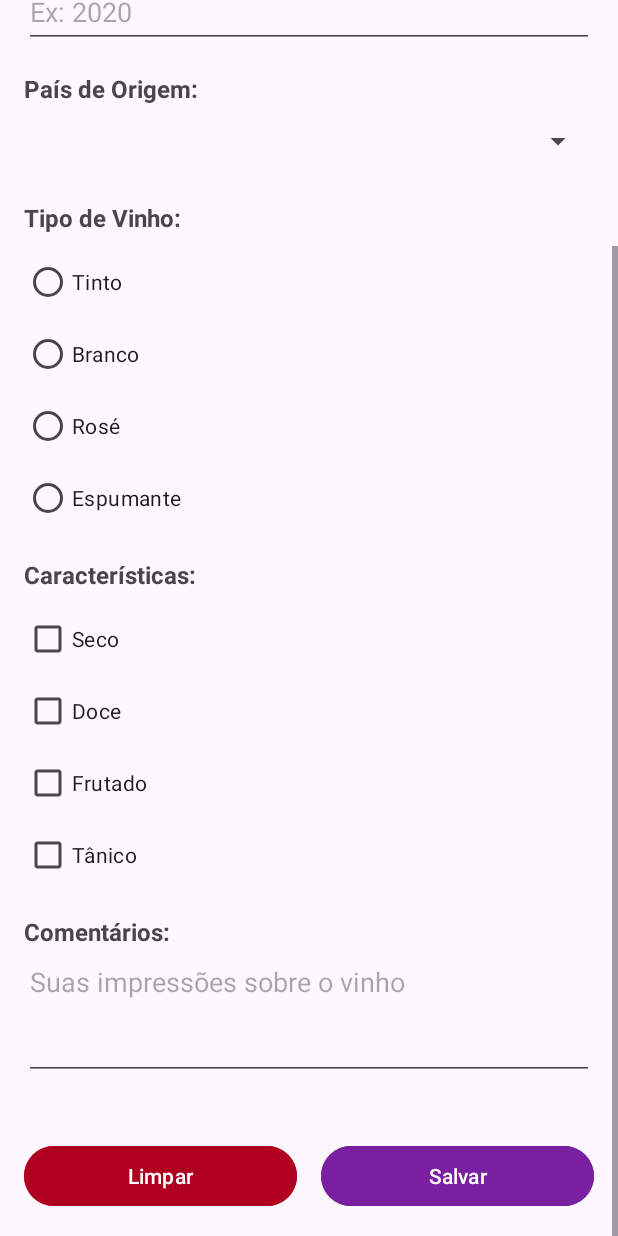
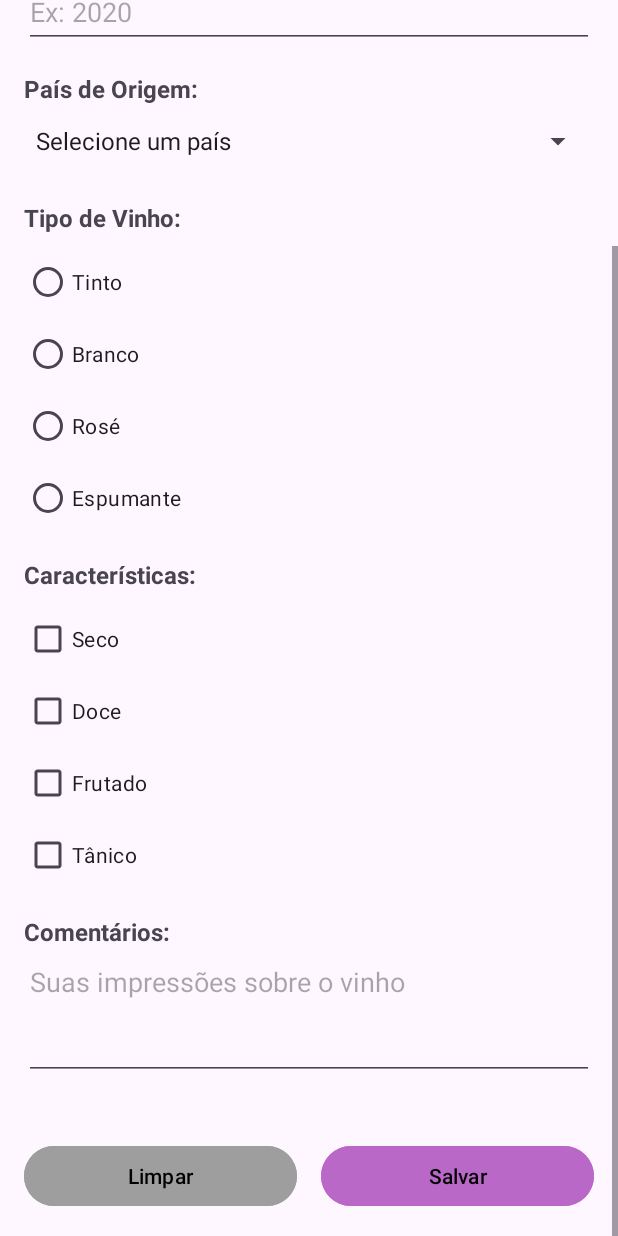
Before and after one commit to heliobrandao/java-android-utfpr-project, an Android app: the layout activity_main.xml on its own in the app's theme, with its tools: preview values and no code run, scrolled down 204 dp, on a phone screen of 412 x 824 dp. Run offline under Robolectric (Android 15) with nearby library versions, the phone set to English and light mode, and no system bars.

Commit message:
criacao arrays.xml

```diff
--- a/app/src/main/res/layout/activity_main.xml
+++ b/app/src/main/res/layout/activity_main.xml
@@ -1,6 +1,5 @@
 <?xml version="1.0" encoding="utf-8"?>
 <ScrollView xmlns:android="http://schemas.android.com/apk/res/android"
-    xmlns:app="http://schemas.android.com/apk/res-auto"
     xmlns:tools="http://schemas.android.com/tools"
     android:id="@+id/scrollView"
     android:layout_width="match_parent"
@@ -18,35 +17,39 @@
         <TextView
             android:layout_width="match_parent"
             android:layout_height="wrap_content"
-            android:text="Cadastro de Vinho"
+            android:layout_marginBottom="24dp"
+            android:text="@string/cadastro_vinho"
+            android:textAlignment="center"
+            android:textColor="@color/purple_700"
             android:textSize="24sp"
-            android:textStyle="bold"
-            android:textAlignment="center"
-            android:layout_marginBottom="24dp"
-            android:textColor="@color/purple_700" />
+            android:textStyle="bold" />
 
         <!-- Nome do Vinho -->
         <TextView
             android:layout_width="match_parent"
             android:layout_height="wrap_content"
-            android:text="Nome do Vinho:"
+            android:layout_marginTop="8dp"
+            android:labelFor="@id/editTextNomeVinho"
+            android:text="@string/nome_do_vinho"
             android:textSize="16sp"
-            android:textStyle="bold"
-            android:layout_marginTop="8dp" />
+            android:textStyle="bold" />
 
         <EditText
             android:id="@+id/editTextNomeVinho"
             android:layout_width="match_parent"
             android:layout_height="48dp"
             android:layout_marginBottom="16dp"
-            android:hint="Digite o nome do vinho"
-            android:inputType="text" />
+            android:hint="@string/digite_o_nome_do_vinho"
+            android:inputType="text"
+            android:autofillHints="@string/digite_o_nome_do_vinho"
+            android:importantForAutofill="yes" />
 
         <!-- Safra -->
         <TextView
             android:layout_width="match_parent"
             android:layout_height="wrap_content"
-            android:text="Safra:"
+            android:labelFor="@id/editTextSafra"
+            android:text="@string/safra_lb"
             android:textSize="16sp"
             android:textStyle="bold" />
 
@@ -55,14 +58,17 @@
             android:layout_width="match_parent"
             android:layout_height="48dp"
             android:layout_marginBottom="16dp"
-            android:hint="Ex: 2020"
-            android:inputType="number" />
+            android:hint="@string/hint_safra"
+            android:inputType="number"
+            android:autofillHints="@string/hint_safra"
+            android:importantForAutofill="yes" />
 
         <!-- País de Origem -->
         <TextView
             android:layout_width="match_parent"
             android:layout_height="wrap_content"
-            android:text="País de Origem:"
+            android:labelFor="@id/spinnerPais"
+            android:text="@string/pais_de_origem"
             android:textSize="16sp"
             android:textStyle="bold" />
 
@@ -71,16 +77,18 @@
             android:layout_width="match_parent"
             android:layout_height="48dp"
             android:layout_marginBottom="16dp"
+            android:entries="@array/paises_origem"
             android:spinnerMode="dialog" />
 
         <!-- Tipo de Vinho -->
         <TextView
             android:layout_width="match_parent"
             android:layout_height="wrap_content"
-            android:text="Tipo de Vinho:"
+            android:layout_marginBottom="8dp"
+            android:labelFor="@id/radioGroupTipo"
+            android:text="@string/tipo_de_vinho"
             android:textSize="16sp"
-            android:textStyle="bold"
-            android:layout_marginBottom="8dp" />
+            android:textStyle="bold" />
 
         <RadioGroup
             android:id="@+id/radioGroupTipo"
@@ -92,25 +100,25 @@
                 android:id="@+id/radioTinto"
                 android:layout_width="match_parent"
                 android:layout_height="wrap_content"
-                android:text="Tinto" />
+                android:text="@string/tipo_tinto" />
 
             <RadioButton
                 android:id="@+id/radioBranco"
                 android:layout_width="match_parent"
                 android:layout_height="wrap_content"
-                android:text="Branco" />
+                android:text="@string/tipo_branco" />
 
             <RadioButton
                 android:id="@+id/radioRose"
                 android:layout_width="match_parent"
                 android:layout_height="wrap_content"
-                android:text="Rosé" />
+                android:text="@string/tipo_rose" />
 
             <RadioButton
                 android:id="@+id/radioEspumante"
                 android:layout_width="match_parent"
                 android:layout_height="wrap_content"
-                android:text="Espumante" />
+                android:text="@string/tipo_espumante" />
 
         </RadioGroup>
 
@@ -118,41 +126,41 @@
         <TextView
             android:layout_width="match_parent"
             android:layout_height="wrap_content"
-            android:text="Características:"
+            android:layout_marginBottom="8dp"
+            android:text="@string/caracteristicas_lb"
             android:textSize="16sp"
-            android:textStyle="bold"
-            android:layout_marginBottom="8dp" />
+            android:textStyle="bold" />
 
         <CheckBox
             android:id="@+id/checkBoxSeco"
             android:layout_width="match_parent"
             android:layout_height="wrap_content"
-            android:text="Seco" />
+            android:text="@string/caracteristica_seco" />
 
         <CheckBox
             android:id="@+id/checkBoxDoce"
             android:layout_width="match_parent"
             android:layout_height="wrap_content"
-            android:text="Doce" />
+            android:text="@string/caracteristica_doce" />
 
         <CheckBox
             android:id="@+id/checkBoxFrutado"
             android:layout_width="match_parent"
             android:layout_height="wrap_content"
-            android:text="Frutado" />
+            android:text="@string/caracteristica_frutado" />
 
         <CheckBox
             android:id="@+id/checkBoxTanico"
             android:layout_width="match_parent"
             android:layout_height="wrap_content"
-            android:text="Tânico"
+            android:text="@string/caracteristica_tanico"
             android:layout_marginBottom="16dp" />
 
         <!-- Comentários -->
         <TextView
             android:layout_width="match_parent"
             android:layout_height="wrap_content"
-            android:text="Comentários:"
+            android:text="@string/comentarios_lb"
             android:textSize="16sp"
             android:textStyle="bold" />
 
@@ -160,11 +168,13 @@
             android:id="@+id/editTextComentarios"
             android:layout_width="match_parent"
             android:layout_height="wrap_content"
-            android:hint="Suas impressões sobre o vinho"
+            android:hint="@string/hint_comentarios"
             android:inputType="textMultiLine"
             android:lines="3"
             android:gravity="top"
-            android:layout_marginBottom="24dp" />
+            android:layout_marginBottom="24dp"
+            android:autofillHints="@string/hint_comentarios"
+            android:importantForAutofill="yes" />
 
         <!-- Botões -->
         <LinearLayout
@@ -179,18 +189,20 @@
                 android:layout_width="0dp"
                 android:layout_height="wrap_content"
                 android:layout_weight="1"
-                android:text="Limpar"
+                android:text="@string/botao_limpar"
                 android:layout_marginEnd="8dp"
-                android:backgroundTint="@color/design_default_color_error" />
+                android:backgroundTint="@color/button_gray"
+                android:textColor="@android:color/black" />
 
             <Button
                 android:id="@+id/buttonSalvar"
                 android:layout_width="0dp"
                 android:layout_height="wrap_content"
                 android:layout_weight="1"
-                android:text="Salvar"
+                android:text="@string/botao_salvar"
                 android:layout_marginStart="8dp"
-                android:backgroundTint="@color/purple_700" />
+                android:backgroundTint="@color/button_purple_light"
+                android:textColor="@android:color/black" />
 
         </LinearLayout>
 
--- /dev/null
+++ b/app/src/main/res/values/arrays.xml
@@ -0,0 +1,16 @@
+<?xml version="1.0" encoding="utf-8"?>
+<resources>
+    <string-array name="paises_origem">
+        <item>@string/selecione_pais</item>
+        <item>@string/pais_brasil</item>
+        <item>@string/pais_franca</item>
+        <item>@string/pais_italia</item>
+        <item>@string/pais_espanha</item>
+        <item>@string/pais_portugal</item>
+        <item>@string/pais_argentina</item>
+        <item>@string/pais_chile</item>
+        <item>@string/pais_estados_unidos</item>
+        <item>@string/pais_alemanha</item>
+        <item>@string/pais_australia</item>
+    </string-array>
+</resources>
--- a/app/src/main/res/values/colors.xml
+++ b/app/src/main/res/values/colors.xml
@@ -5,4 +5,8 @@
     <color name="purple_700">#FF7B1FA2</color>
     <color name="wine_red">#FF8B0000</color>
     <color name="wine_gold">#FFD4AF37</color>
+
+    <!-- Cores personalizadas para os botões -->
+    <color name="button_gray">#FF9E9E9E</color>
+    <color name="button_purple_light">#FFBA68C8</color>
 </resources>
--- a/app/src/main/res/values/strings.xml
+++ b/app/src/main/res/values/strings.xml
@@ -26,4 +26,29 @@
     <string name="erro_pais_nao_selecionado">Por favor, selecione um país!</string>
     <string name="erro_tipo_nao_selecionado">Por favor, selecione o tipo de vinho!</string>
     <string name="selecione_pais">Selecione um país</string>
+    <string name="cadastro_vinho">Cadastro de Vinho</string>
+    <string name="nome_do_vinho">Nome do Vinho:</string>
+    <string name="safra_lb">Safra:</string>
+    <string name="pais_de_origem">País de Origem:</string>
+    <string name="tipo_de_vinho">Tipo de Vinho:</string>
+    <string name="caracteristicas_lb">Características:</string>
+    <string name="comentarios_lb">Comentários:</string>
+    <string name="digite_o_nome_do_vinho">Digite o nome do vinho</string>
+    <string name="pais_brasil">Brasil</string>
+    <string name="pais_franca">França</string>
+    <string name="pais_italia">Itália</string>
+    <string name="pais_espanha">Espanha</string>
+    <string name="pais_portugal">Portugal</string>
+    <string name="pais_argentina">Argentina</string>
+    <string name="pais_chile">Chile</string>
+    <string name="pais_estados_unidos">Estados Unidos</string>
+    <string name="pais_alemanha">Alemanha</string>
+    <string name="pais_australia">Austrália</string>
+    <string name="vinho_salvo_prefixo">Vinho salvo: </string>
+    <string name="vinho_dados_nome">Vinho: </string>
+    <string name="vinho_dados_safra">Safra: </string>
+    <string name="vinho_dados_pais">País: </string>
+    <string name="vinho_dados_tipo">Tipo: </string>
+    <string name="vinho_dados_caracteristicas">Características: </string>
+    <string name="vinho_dados_comentarios">Comentários: </string>
 </resources>
```
Also changed, not shown: app/src/main/java/br/edu/utfpr/heliobrandao/viniveritas/MainActivity.java (+39 -61 lines), 1 other file.
